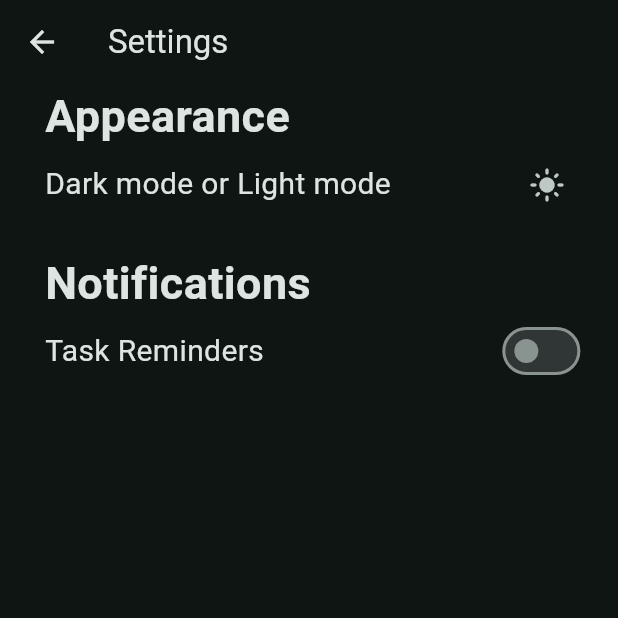
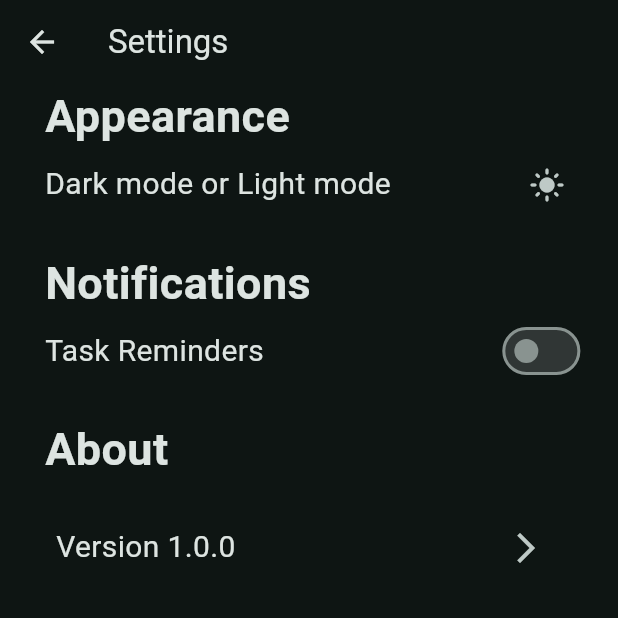
Before and after one commit to blaze007-here/Fasks, a Flutter app: the SettingsScreen screen opened directly, on a phone screen of 412 x 824 dp, the top half of it. Run offline on Flutter 3.47's test engine with Material 3 defaults, Android fonts, the phone set to English and light mode, and no system bars; our stand-ins replace lottie.

Commit message:
latest as of now at 29-09-2026

```diff
--- a/lib/screens/settings_screen.dart
+++ b/lib/screens/settings_screen.dart
@@ -51,8 +51,8 @@ class _SettingsScreenState extends State<SettingsScreen> {
               style: TextStyle(fontWeight: FontWeight.bold, fontSize: 30),
             ),
             Row(
-             children: [
-                Text("Task Reminders", style: TextStyle(fontSize: 20),),
+              children: [
+                Text("Task Reminders", style: TextStyle(fontSize: 20)),
                 SizedBox(width: 155),
                 Switch.adaptive(
                   value: isSwitch,
@@ -65,7 +65,22 @@ class _SettingsScreenState extends State<SettingsScreen> {
               ],
             ),
             SizedBox(height: 20),
-
+            Text(
+              "About",
+              style: TextStyle(fontSize: 30, fontWeight: FontWeight.bold),
+            ),
+            SizedBox(height: 20),
+            Row(
+              mainAxisAlignment: MainAxisAlignment.spaceEvenly,
+              children: [
+                Text("Version 1.0.0", style: TextStyle(fontSize: 20)),
+                SizedBox(width: 155),
+                IconButton(
+                  onPressed: () {},
+                  icon: Icon(Icons.arrow_forward_ios_outlined),
+                ),
+              ],
+            ),
           ],
         ),
       ),
```
Also changed, not shown: lib/screens/completed_screen.dart (added, +55 -0 lines), lib/screens/home_screen.dart (+18 -6 lines), lib/screens/task_details_screen.dart (added, +23 -0 lines).
